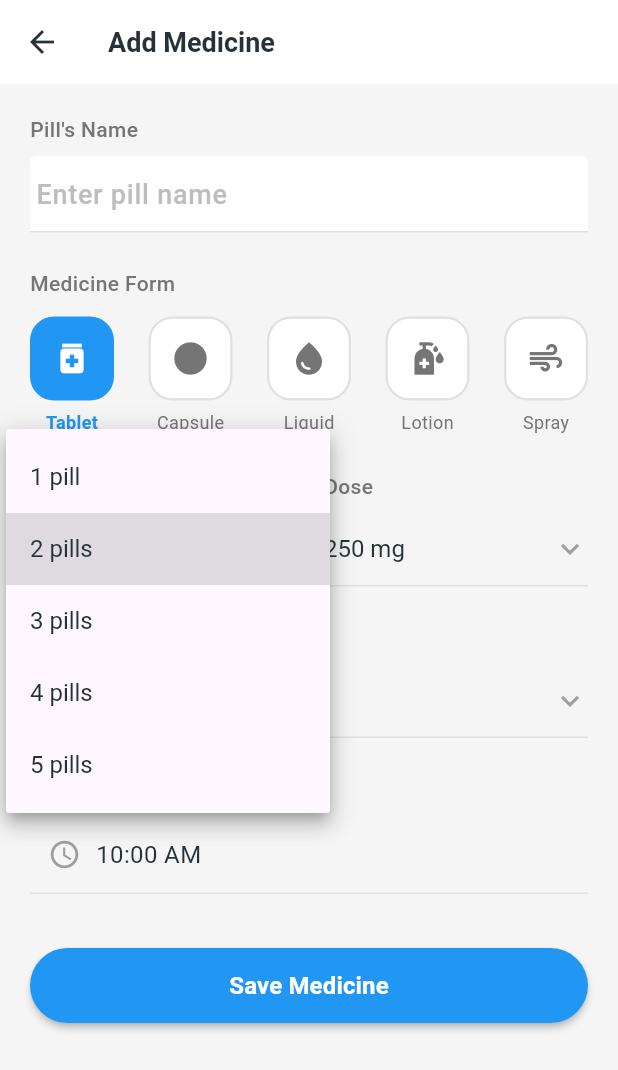
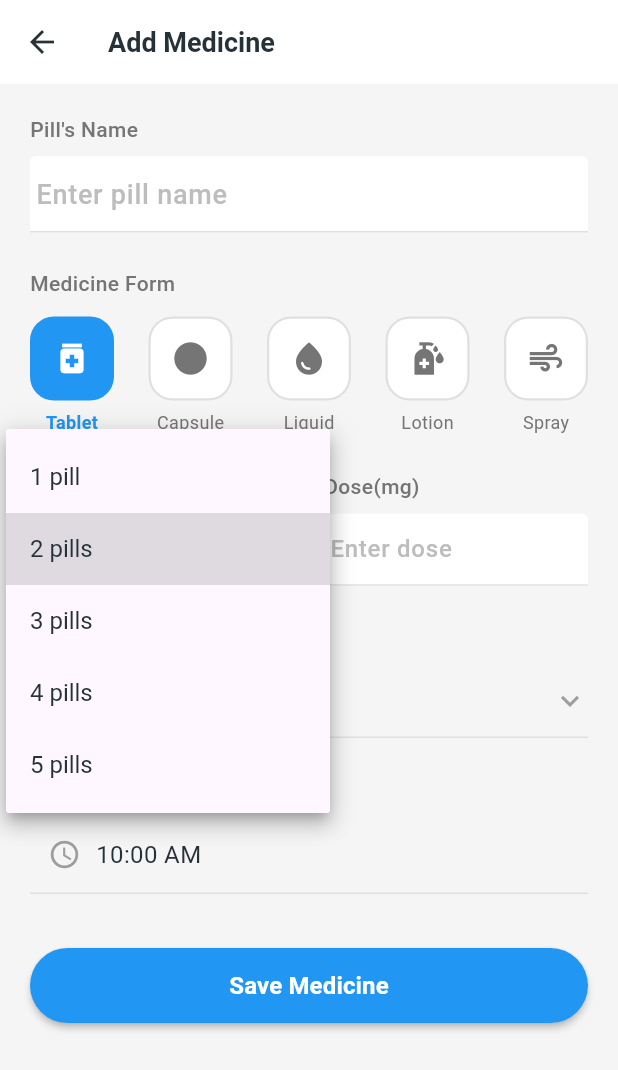
Before and after one commit to KingRishad/MediTrak, a Flutter app: the AddMedicineScreen screen opened directly, after a tap on "2 pills", on a phone screen of 412 x 824 dp. Shown: the top 1070 px of the screen. Run offline on Flutter 3.47's test engine with Material 3 defaults, Android fonts, the phone set to English and light mode, and no system bars; our stand-ins replace cloud_firestore, firebase_auth, firebase_core, shared_preferences; accounts and stored records are empty.

Commit message:
Users can now freely enter their dosages.

```diff
--- a/lib/add_medicine_screen.dart
+++ b/lib/add_medicine_screen.dart
@@ -10,15 +10,21 @@ class AddMedicineScreen extends StatefulWidget {
 
 class _AddMedicineScreenState extends State<AddMedicineScreen> {
   var nameController = TextEditingController();
+  var doseController = TextEditingController();
   String selectedForm = 'Tablet';
   String selectedQuantity = '2 pills';
-  String selectedDose = '250 mg';
   String selectedFrequency = 'Everyday';
   TimeOfDay selectedTime = const TimeOfDay(hour: 10, minute: 0);
 
   List<String> quantityOptions = ['1 pill', '2 pills', '3 pills', '4 pills', '5 pills'];
-  List<String> doseOptions = ['100 mg', '150 mg', '200 mg', '250 mg', '500 mg', '1000 mg'];
   List<String> frequencyOptions = ['Everyday', 'Once a week', 'Twice a week', 'Every other day'];
+
+  @override
+  void dispose() {
+    nameController.dispose();
+    doseController.dispose();
+    super.dispose();
+  }
 
   IconData getFormIcon(String form) {
     if (form == 'Tablet') return Icons.medication;
@@ -61,7 +67,7 @@ class _AddMedicineScreenState extends State<AddMedicineScreen> {
       name: nameController.text.trim(),
       form: selectedForm,
       quantity: selectedQuantity,
-      dose: selectedDose,
+      dose: doseController.text.trim(),
       frequency: selectedFrequency,
       time: formatTime(selectedTime),
     );
@@ -232,34 +238,33 @@ class _AddMedicineScreenState extends State<AddMedicineScreen> {
                     crossAxisAlignment: CrossAxisAlignment.start,
                     children: [
                       Text(
-                        'Dose',
+                        'Dose(mg)',
                         style: TextStyle(fontSize: 14, color: Colors.grey[600], fontWeight: FontWeight.w500),
                       ),
                       const SizedBox(height: 8),
-                      Container(
-                        decoration: BoxDecoration(
-                          border: Border(bottom: BorderSide(color: Colors.grey[300]!)),
+                      TextField(
+                        controller: doseController,
+                        keyboardType: TextInputType.number,
+                        decoration: InputDecoration(
+                          hintText: 'Enter dose',
+                          hintStyle: TextStyle(color: Colors.grey[400]),
+                          filled: true,
+                          fillColor: Colors.white,
+                          border: UnderlineInputBorder(
+                            borderSide: BorderSide(color: Colors.grey[300]!),
+                          ),
+                          enabledBorder: UnderlineInputBorder(
+                            borderSide: BorderSide(color: Colors.grey[300]!),
+                          ),
+                          focusedBorder: const UnderlineInputBorder(
+                            borderSide: BorderSide(color: Colors.blue),
+                          ),
+                          contentPadding: const EdgeInsets.symmetric(horizontal: 0, vertical: 12),
                         ),
-                        child: DropdownButtonHideUnderline(
-                          child: DropdownButton<String>(
-                            value: selectedDose,
-                            isExpanded: true,
-                            icon: Icon(Icons.keyboard_arrow_down, color: Colors.grey[500]),
-                            style: TextStyle(fontSize: 16, color: Colors.blueGrey.shade900),
-                            items: List.generate(doseOptions.length, (i) {
-                              return DropdownMenuItem<String>(
-                                value: doseOptions[i],
-                                child: Text(doseOptions[i]),
-                              );
-                            }),
-                            onChanged: (newValue) {
-                              if (newValue != null) {
-                                setState(() {
-                                  selectedDose = newValue;
-                                });
-                              }
-                            },
-                          ),
+                        style: TextStyle(
+                          fontSize: 16,
+                          fontWeight: FontWeight.w500,
+                          color: Colors.blueGrey.shade900,
                         ),
                       ),
                     ],
```
